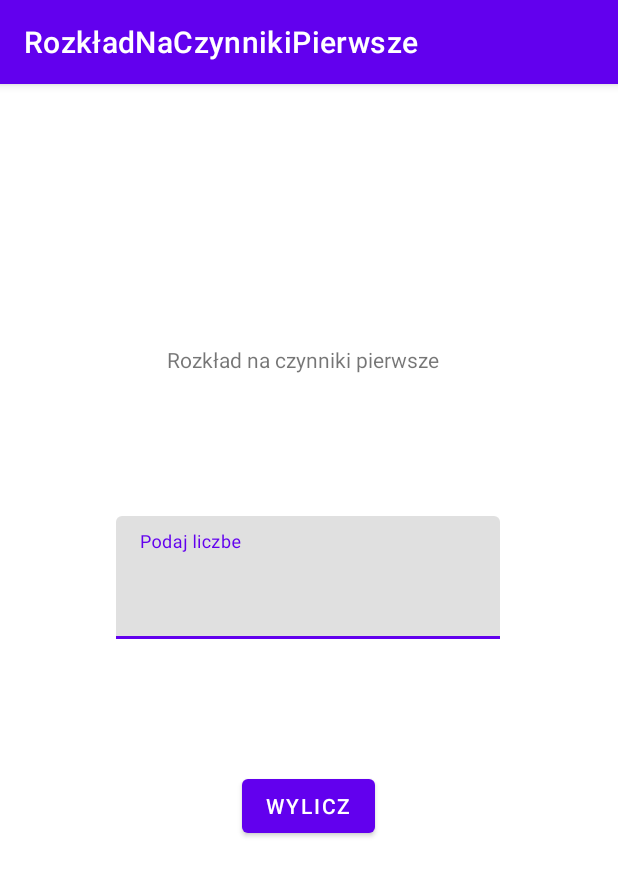
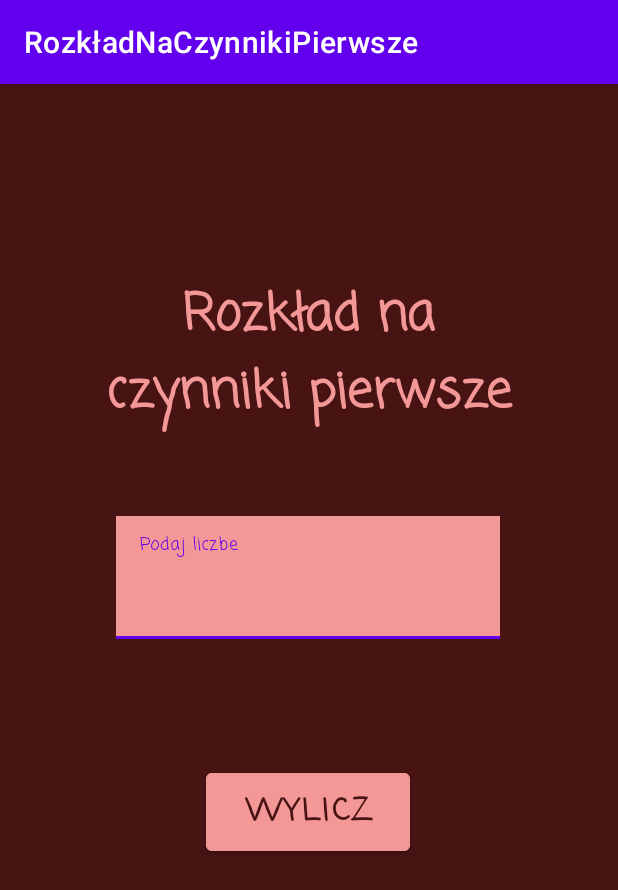
Before and after one commit to ShanaNeko/Rozklad, an Android app: the screen it shows after launch (MainActivity), on a phone screen of 412 x 824 dp. Shown: the top 890 px of the screen. Run offline under Robolectric (Android 15) with nearby library versions, the phone set to English and light mode, and no system bars.

```diff
--- /dev/null
+++ b/app/src/main/java/com/example/rozkadnaczynnikipierwsze/SuppressLint.kt
@@ -0,0 +1,3 @@
+package com.example.rozkadnaczynnikipierwsze
+
+annotation class SuppressLint(val value: String)
--- a/app/src/main/res/layout/activity_main.xml
+++ b/app/src/main/res/layout/activity_main.xml
@@ -4,6 +4,7 @@
     xmlns:tools="http://schemas.android.com/tools"
     android:layout_width="match_parent"
     android:layout_height="match_parent"
+    android:background="#471313"
     tools:context=".MainActivity">
 
     <com.google.android.material.textfield.TextInputLayout
@@ -22,28 +23,49 @@
             android:layout_width="match_parent"
             android:layout_height="match_parent"
             android:layout_marginEnd="0dp"
+            android:background="#F49797"
+            android:fontFamily="casual"
             android:hint="@string/podaj_liczbe"
-            android:textColorHint="#616161"
+            android:textAlignment="center"
+            android:textColor="#471313"
+            android:textColorHighlight="#F49797"
+            android:textColorHint="#471313"
+            android:textColorLink="#F49797"
+            android:textSize="24sp"
             tools:ignore="TextContrastCheck" />
     </com.google.android.material.textfield.TextInputLayout>
 
     <TextView
         android:id="@+id/text1"
-        android:layout_width="188dp"
-        android:layout_height="22dp"
+        android:layout_width="294dp"
+        android:layout_height="108dp"
+        android:fontFamily="casual"
         android:text="@string/rozk_ad_na_czynniki_pierwsze"
+        android:textAlignment="center"
+        android:textColor="#F49797"
+        android:textSize="34sp"
+        android:textStyle="bold"
         app:layout_constraintBottom_toTopOf="@+id/textInputLayout"
         app:layout_constraintEnd_toEndOf="parent"
-        app:layout_constraintHorizontal_bias="0.497"
+        app:layout_constraintHorizontal_bias="0.495"
         app:layout_constraintStart_toStartOf="parent"
         app:layout_constraintTop_toTopOf="parent"
-        app:layout_constraintVertical_bias="0.653" />
+        app:layout_constraintVertical_bias="0.713" />
 
     <Button
         android:id="@+id/b1"
-        android:layout_width="wrap_content"
-        android:layout_height="wrap_content"
+        android:layout_width="136dp"
+        android:layout_height="64dp"
+        android:backgroundTint="#F49797"
+        android:fontFamily="casual"
         android:text="@string/wylicz"
+        android:textAlignment="center"
+        android:textColor="#471313"
+        android:textColorHighlight="#F49797"
+        android:textColorHint="#471313"
+        android:textColorLink="#F49797"
+        android:textSize="20sp"
+        android:textStyle="bold"
         app:layout_constraintBottom_toBottomOf="parent"
         app:layout_constraintEnd_toEndOf="parent"
         app:layout_constraintHorizontal_bias="0.498"
```
Also changed, not shown: app/src/main/java/com/example/rozkadnaczynnikipierwsze/MainActivity.kt (+22 -12 lines).
